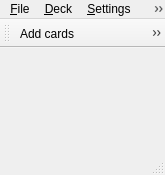
Old version of the form mnemosyne/mnemosyne/pyqt_ui/main_window.ui in the repository vasvlad/pomni.
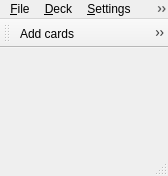
New version of the form. Icons and pictures are not drawn.

The edit to the form file:
```diff
--- a/mnemosyne/mnemosyne/pyqt_ui/main_window.ui
+++ b/mnemosyne/mnemosyne/pyqt_ui/main_window.ui
@@ -5,8 +5,8 @@
    <rect>
     <x>0</x>
     <y>0</y>
-    <width>165</width>
-    <height>175</height>
+    <width>168</width>
+    <height>176</height>
    </rect>
   </property>
   <property name="sizePolicy" >
@@ -28,7 +28,7 @@
     <rect>
      <x>0</x>
      <y>0</y>
-     <width>165</width>
+     <width>168</width>
      <height>25</height>
     </rect>
    </property>
```
Left out of the diff: 48 changed lines with no effect on the pictures.
